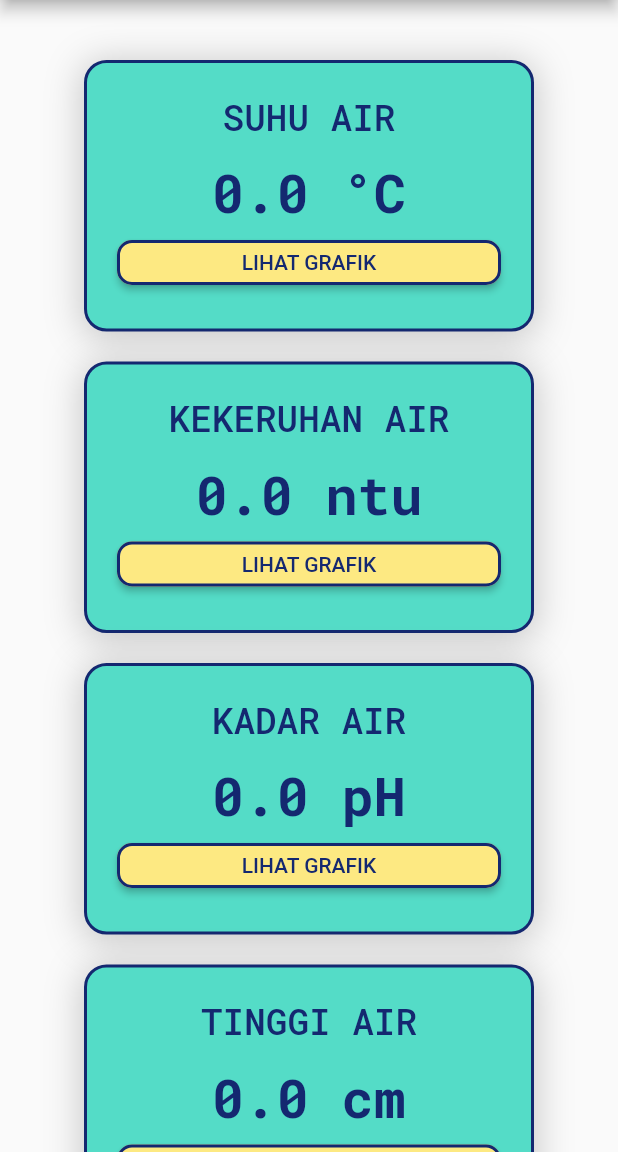
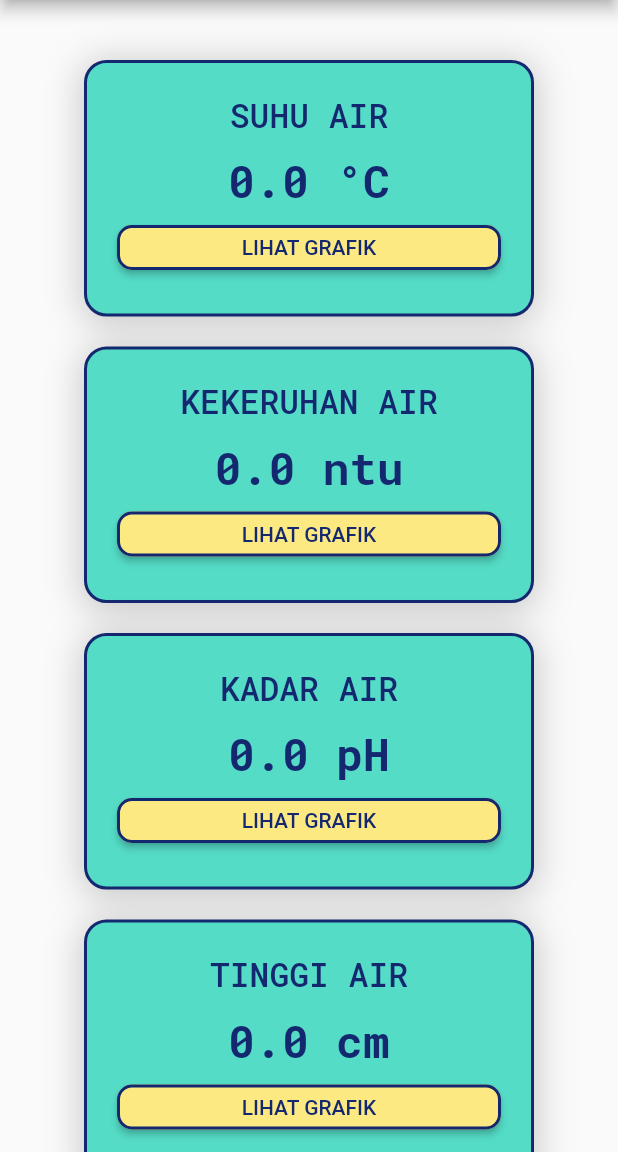
Before and after one commit to mirzahafizh/monitoringrealtime, a Flutter app: the screen it shows after launch, on a phone screen of 412 x 824 dp, the part 84-1236 px from its top. Run offline on Flutter 3.47's test engine with Material 2 defaults, Android fonts, the phone set to English and light mode, and no system bars; our stand-ins replace firebase_core, firebase_database, fl_chart, flutter_local_notifications; accounts and stored records are empty.

Commit message:
penyesuaian text

```diff
--- a/lib/main.dart
+++ b/lib/main.dart
@@ -259,7 +259,7 @@ class _MySensorPageState extends State<MySensorPage> {
             Text(
               title,
               style: const TextStyle(
-                fontSize: 24,
+                fontSize: 22,
                 fontWeight: FontWeight.w500,
                 fontFamily: 'RobotoMono', // Menambahkan fontFamily 'RobotoMono'
                 color: Color(0xff142870),
@@ -269,7 +269,7 @@ class _MySensorPageState extends State<MySensorPage> {
             Text(
               '${value.toStringAsFixed(1)} $unit',
               style: const TextStyle(
-                fontSize: 36,
+                fontSize: 30,
                 fontWeight: FontWeight.w700,
                 fontFamily: 'RobotoMono', // Menambahkan fontFamily 'RobotoMono'
                 color: Color(0xff142870),
```
